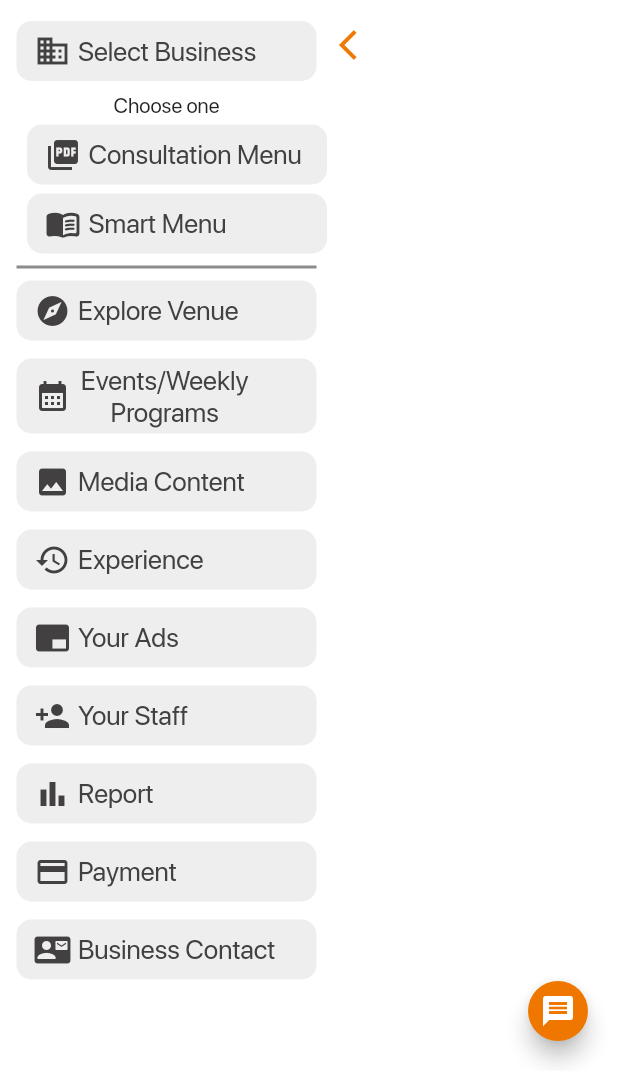
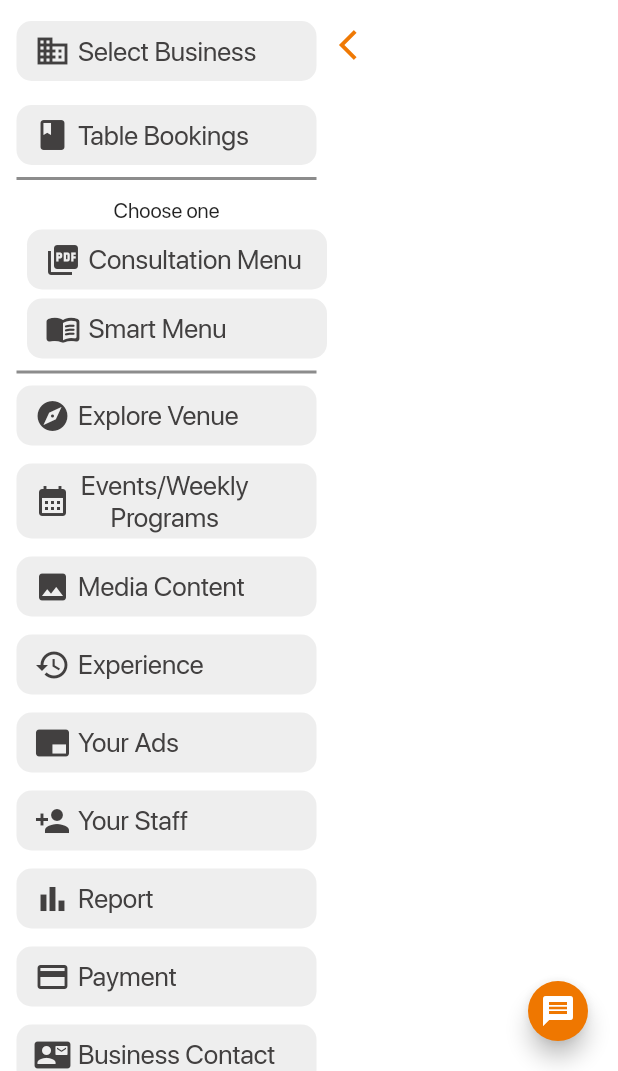
Before and after one commit to MJSelma/Online-Ordering, a Flutter app: the DashBoard screen opened by its route, on a phone screen of 412 x 824 dp, the part 165-1236 px from its top. Run offline on Flutter 3.47's test engine with Material 2 defaults, Android fonts, the phone set to English and light mode, and no system bars; our stand-ins replace cloud_firestore, dropdown_button2, file_picker, firebase_core, firebase_messaging, firebase_storage and 8 more; missing offline and left inert: dart:html, dart:js_interop, reorderable_grid; accounts and stored records are empty.

Commit message:
add table booking tab

```diff
--- a/lib/ui/dashboard.dart
+++ b/lib/ui/dashboard.dart
@@ -262,6 +262,34 @@ class _DashBoardState extends State<DashBoard> {
                             visible: true,
                             child: Column(
                               children: [
+                                const SizedBox(
+                                  height: 12,
+                                ),
+                                GestureDetector(
+                                  onTap: () {
+                                    setState(() {
+                                      indexMenu = 1;
+                                    });
+                                  },
+                                  child: MenuButton(
+                                      'Table Bookings', 1, Icons.book, 40, 0),
+                                ),
+                                // const SizedBox(
+                                //   height: 4,
+                                // ),
+                                // Divider(thickness: 2, color: Colors.black, ),
+                                // const SizedBox(
+                                //   height: 4,
+                                // ),
+                                Padding(
+                                  padding:
+                                      const EdgeInsets.fromLTRB(0, 8, 0, 8),
+                                  child: Container(
+                                    height: 2,
+                                    color: Colors.black45,
+                                    width: isMenuOpen ? 200 : 50,
+                                  ),
+                                ),
                                 const Padding(
                                   padding: EdgeInsets.fromLTRB(0, 4, 0, 4),
                                   child: Row(
```
Also changed, not shown: lib/ui/components/showDialog.dart (+43 -34 lines).
